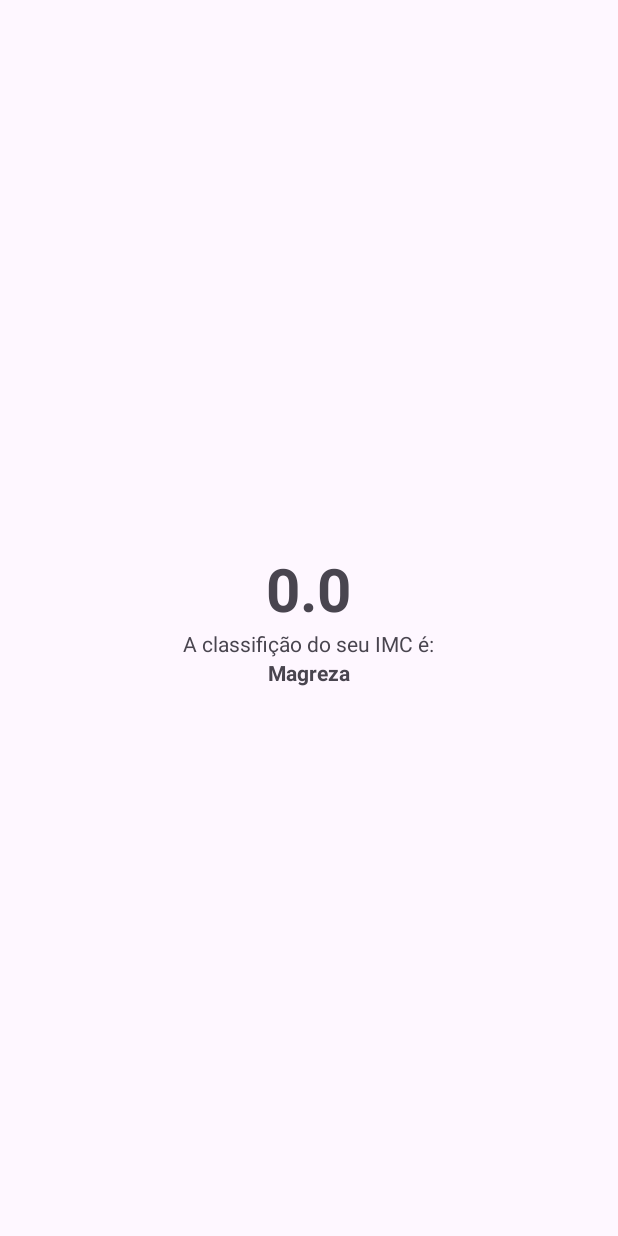
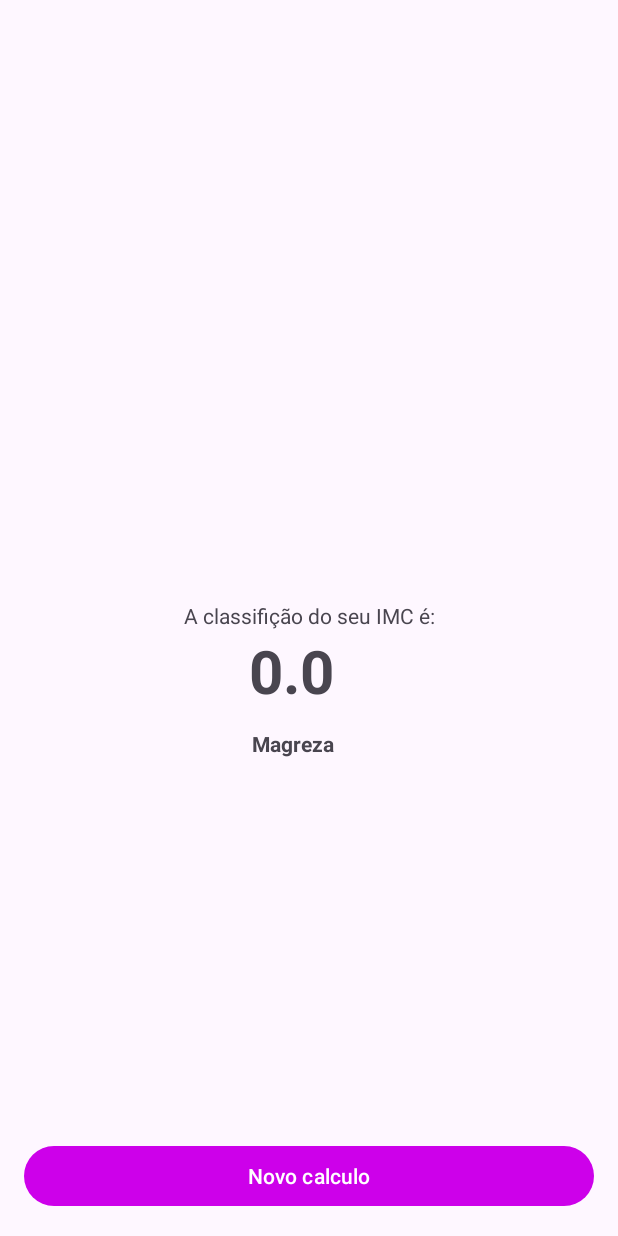
Before and after one commit to hallanbatman/Calculadora-IMC, an Android app: the ResultActivity screen opened directly, with no data from a screen before it, on a phone screen of 412 x 824 dp. Run offline under Robolectric (Android 15) with nearby library versions, the phone set to English and light mode, and no system bars.

Commit message:
Adicionando botao novo calculo

```diff
--- a/app/src/main/java/com/comunidadedevspace/imc/MainActivity.kt
+++ b/app/src/main/java/com/comunidadedevspace/imc/MainActivity.kt
@@ -40,11 +40,6 @@ class MainActivity : AppCompatActivity() {
                 val alturaQ2 = altura * altura
                 val resultado = peso / alturaQ2
 
-                //Navegar para proxima tela
-                //Criar o layout da proxima tela
-                //Passar dados(resultado) para proxima tela
-                //intent - Classe do proprio Android
-
                 val intent = Intent(this, ResultActivity::class.java)
                 intent.putExtra(KEY_RESULT_IMC, resultado)
                 startActivity(intent)
--- a/app/src/main/java/com/comunidadedevspace/imc/ResultActivity.kt
+++ b/app/src/main/java/com/comunidadedevspace/imc/ResultActivity.kt
@@ -1,6 +1,8 @@
 package com.comunidadedevspace.imc
 
+import android.content.Intent
 import android.os.Bundle
+import android.widget.Button
 import android.widget.TextView
 import androidx.activity.enableEdgeToEdge
 import androidx.appcompat.app.AppCompatActivity
@@ -37,5 +39,14 @@ class ResultActivity : AppCompatActivity() {
 
         tvClassificacao.text = classificacao
 
+        val btnNovoCalculo = findViewById<Button>(R.id.btn_novo_calculo)
+
+        btnNovoCalculo.setOnClickListener {
+            val intent = Intent(this, MainActivity::class.java)
+            startActivity(intent)
+
+            println("ResultActivity = Clicou em novo calculo")
+        }
+
         }
     }
--- /dev/null
+++ b/app/src/main/res/drawable/rounded_bg.xml
@@ -0,0 +1,5 @@
+<?xml version="1.0" encoding="utf-8"?>
+<shape xmlns:android="http://schemas.android.com/apk/res/android">
+        <solid android:color="#E8E8E8" />
+        <corners android:radius="12dp" />
+</shape>
--- a/app/src/main/res/layout/activity_main.xml
+++ b/app/src/main/res/layout/activity_main.xml
@@ -19,6 +19,7 @@
             android:id="@+id/edt_peso"
             android:layout_width="match_parent"
             android:layout_height="wrap_content"
+            android:background="@drawable/rounded_bg"
             android:hint="Digite seu peso ex: 70.200"
             android:inputType="numberDecimal" />
     </com.google.android.material.textfield.TextInputLayout>
@@ -35,6 +36,7 @@
             android:id="@+id/edt_altura"
             android:layout_width="match_parent"
             android:layout_height="wrap_content"
+            android:background="@drawable/rounded_bg"
             android:inputType="numberDecimal"
             android:hint="Digite sua altura ex: 1.70" />
     </com.google.android.material.textfield.TextInputLayout>
@@ -42,8 +44,9 @@
     <Button
         android:id="@+id/btn_calcular"
         android:layout_width="match_parent"
+        android:layout_height="wrap_content"
         android:layout_margin="16dp"
-        android:layout_height="wrap_content"
+        android:layout_marginBottom="212dp"
         android:text="Calcular"
         app:layout_constraintBottom_toBottomOf="parent"
         app:layout_constraintEnd_toEndOf="parent"
--- a/app/src/main/res/layout/activity_result.xml
+++ b/app/src/main/res/layout/activity_result.xml
@@ -1,33 +1,62 @@
 <?xml version="1.0" encoding="utf-8"?>
-<LinearLayout xmlns:android="http://schemas.android.com/apk/res/android"
+<androidx.constraintlayout.widget.ConstraintLayout xmlns:android="http://schemas.android.com/apk/res/android"
+    xmlns:app="http://schemas.android.com/apk/res-auto"
     xmlns:tools="http://schemas.android.com/tools"
     android:id="@+id/main"
     android:layout_width="match_parent"
     android:layout_height="match_parent"
     android:gravity="center"
     android:orientation="vertical"
+    app:layout_constrainedHeight="false"
     tools:context=".ResultActivity">
-
-    <TextView
-        android:id="@+id/tv_result"
-        android:textSize="40dp"
-        android:textStyle="bold"
-        android:maxLength="5"
-        android:layout_width="wrap_content"
-        android:layout_height="wrap_content"
-        tools:text="23.66" />
 
     <TextView
         android:id="@+id/tv_classificacao_label"
         android:layout_width="wrap_content"
         android:layout_height="wrap_content"
-        android:text="A classifição do seu IMC é:" />
+        android:layout_marginBottom="4dp"
+        android:text="A classifição do seu IMC é:"
+        app:layout_constraintBottom_toBottomOf="parent"
+        app:layout_constraintEnd_toEndOf="parent"
+        app:layout_constraintStart_toStartOf="parent"
+        app:layout_constraintTop_toTopOf="parent" />
+
+    <TextView
+        android:id="@+id/tv_result"
+        android:layout_width="wrap_content"
+        android:layout_height="wrap_content"
+        android:maxLength="5"
+        android:textSize="40dp"
+        android:textStyle="bold"
+        app:layout_constraintEnd_toEndOf="parent"
+        app:layout_constraintHorizontal_bias="0.467"
+        app:layout_constraintStart_toStartOf="parent"
+        app:layout_constraintTop_toBottomOf="@+id/tv_classificacao_label"
+        tools:ignore="MissingConstraints"
+        tools:text="23.66" />
 
     <TextView
         android:id="@+id/tv_classificacao"
         android:layout_width="wrap_content"
         android:layout_height="wrap_content"
+        android:layout_marginTop="12dp"
         android:textStyle="bold"
+        app:layout_constraintEnd_toEndOf="parent"
+        app:layout_constraintHorizontal_bias="0.471"
+        app:layout_constraintStart_toStartOf="parent"
+        app:layout_constraintTop_toBottomOf="@+id/tv_result"
         tools:text="NORMAL" />
 
-</LinearLayout>
+    <Button
+        android:id="@+id/btn_novo_calculo"
+        android:layout_width="match_parent"
+        android:layout_height="wrap_content"
+        android:layout_margin="16dp"
+        android:layout_marginBottom="320dp"
+        android:text="Novo calculo"
+        app:layout_constraintBottom_toBottomOf="parent"
+        app:layout_constraintEnd_toEndOf="parent"
+        app:layout_constraintHorizontal_bias="0.0"
+        app:layout_constraintStart_toStartOf="parent" />
+
+</androidx.constraintlayout.widget.ConstraintLayout>
--- a/app/src/main/res/values/colors.xml
+++ b/app/src/main/res/values/colors.xml
@@ -2,4 +2,7 @@
 <resources>
     <color name="black">#FF000000</color>
     <color name="white">#FFFFFFFF</color>
+
+    <color name="primary_400">#cd00ea</color>
+    <color name="primary_900">#5c00d2</color>
 </resources>
--- a/app/src/main/res/values/themes.xml
+++ b/app/src/main/res/values/themes.xml
@@ -2,7 +2,8 @@
     <!-- Base application theme. -->
     <style name="Base.Theme.Calculadoraimc" parent="Theme.Material3.DayNight.NoActionBar">
         <!-- Customize your light theme here. -->
-        <!-- <item name="colorPrimary">@color/my_light_primary</item> -->
+        <item name="colorPrimary">@color/primary_400</item>
+        <item name="android:statusBarColor">@color/primary_900</item>
     </style>
 
     <style name="Theme.Calculadoraimc" parent="Base.Theme.Calculadoraimc" />
```
